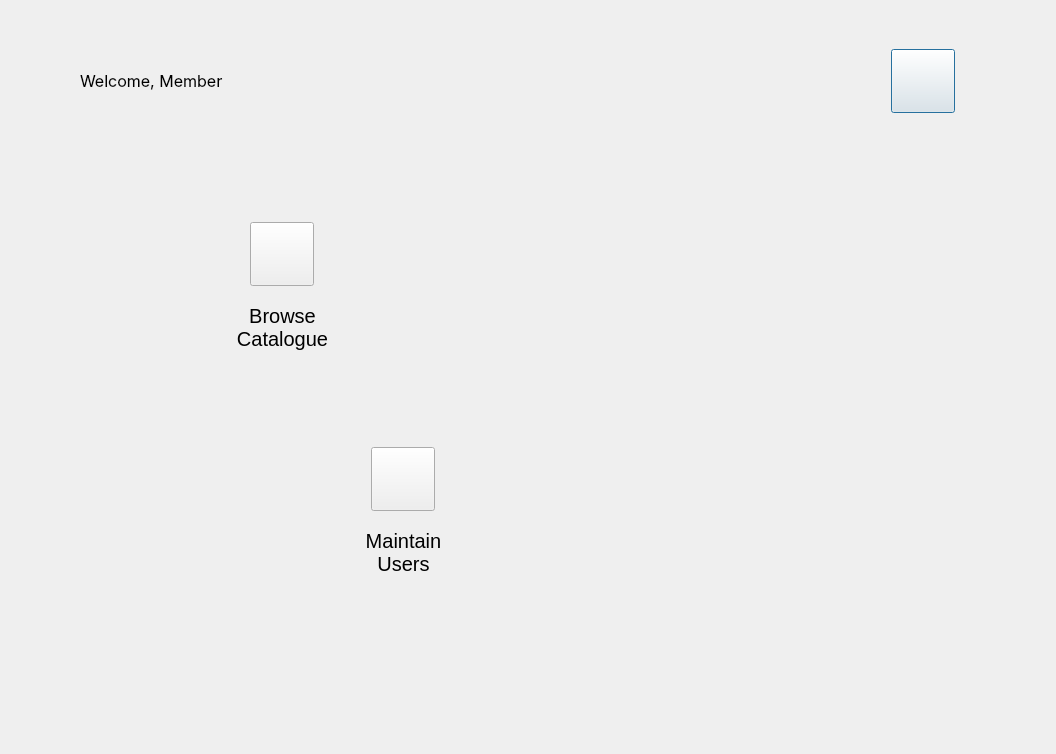
Before: the Qt Designer form mainscreen.ui in LanaYoobee/LIS, drawn with Qt 5.
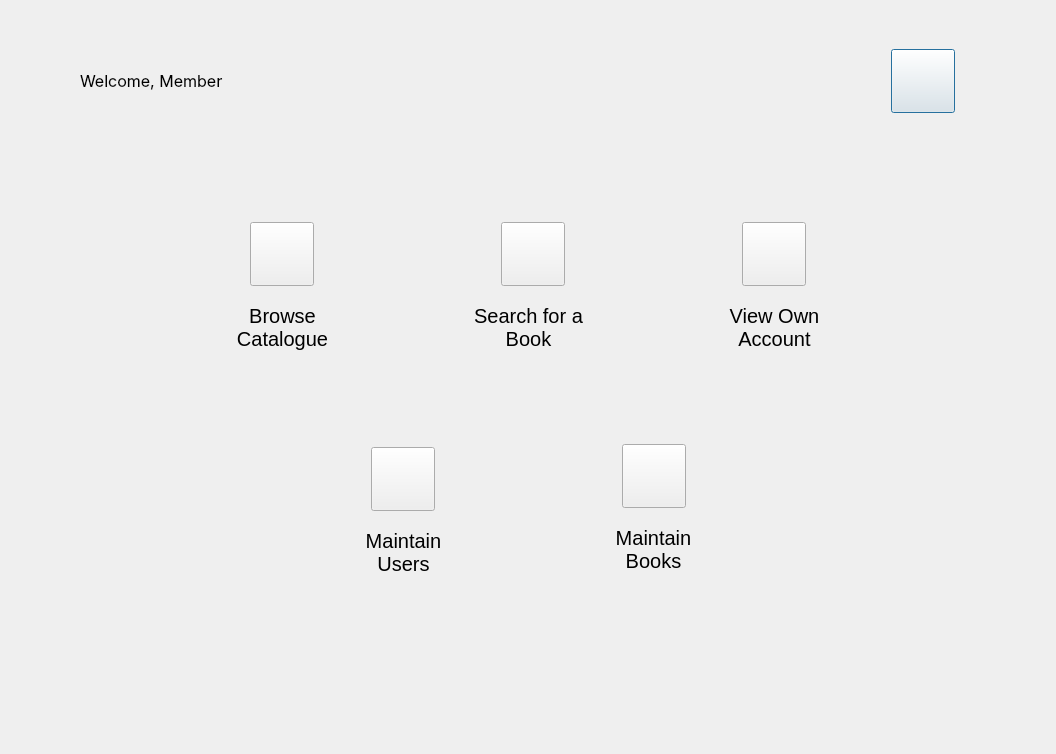
After: the same form once the commit is applied. Icons and pictures are not drawn.

Commit message: added main buttons to the main screen

The edit to the form file:
```diff
--- a/mainscreen.ui
+++ b/mainscreen.ui
@@ -154,6 +154,147 @@
     <bool>true</bool>
    </property>
   </widget>
+  <widget class="QPushButton" name="searchBookButton">
+   <property name="geometry">
+    <rect>
+     <x>501</x>
+     <y>222</y>
+     <width>64</width>
+     <height>64</height>
+    </rect>
+   </property>
+   <property name="text">
+    <string/>
+   </property>
+   <property name="icon">
+    <iconset resource="resources.qrc">
+     <normaloff>:/images/images/icons8-search-property-64.png</normaloff>:/images/images/icons8-search-property-64.png</iconset>
+   </property>
+   <property name="iconSize">
+    <size>
+     <width>64</width>
+     <height>64</height>
+    </size>
+   </property>
+  </widget>
+  <widget class="QPushButton" name="maintainBooksButton">
+   <property name="geometry">
+    <rect>
+     <x>622</x>
+     <y>444</y>
+     <width>64</width>
+     <height>64</height>
+    </rect>
+   </property>
+   <property name="text">
+    <string/>
+   </property>
+   <property name="icon">
+    <iconset resource="resources.qrc">
+     <normaloff>:/images/images/icons8-books-64.png</normaloff>:/images/images/icons8-books-64.png</iconset>
+   </property>
+   <property name="iconSize">
+    <size>
+     <width>64</width>
+     <height>64</height>
+    </size>
+   </property>
+  </widget>
+  <widget class="QPushButton" name="viewOwnAccountButton">
+   <property name="geometry">
+    <rect>
+     <x>742</x>
+     <y>222</y>
+     <width>64</width>
+     <height>64</height>
+    </rect>
+   </property>
+   <property name="text">
+    <string/>
+   </property>
+   <property name="icon">
+    <iconset resource="resources.qrc">
+     <normaloff>:/images/images/icons8-edit-profile-64.png</normaloff>:/images/images/icons8-edit-profile-64.png</iconset>
+   </property>
+   <property name="iconSize">
+    <size>
+     <width>64</width>
+     <height>64</height>
+    </size>
+   </property>
+  </widget>
+  <widget class="QLabel" name="maintainBooksLabel">
+   <property name="geometry">
+    <rect>
+     <x>593</x>
+     <y>520</y>
+     <width>121</width>
+     <height>58</height>
+    </rect>
+   </property>
+   <property name="font">
+    <font>
+     <pointsize>15</pointsize>
+    </font>
+   </property>
+   <property name="text">
+    <string>Maintain Books</string>
+   </property>
+   <property name="alignment">
+    <set>Qt::AlignCenter</set>
+   </property>
+   <property name="wordWrap">
+    <bool>true</bool>
+   </property>
+  </widget>
+  <widget class="QLabel" name="viewOwnAccountLabel">
+   <property name="geometry">
+    <rect>
+     <x>714</x>
+     <y>298</y>
+     <width>121</width>
+     <height>58</height>
+    </rect>
+   </property>
+   <property name="font">
+    <font>
+     <pointsize>15</pointsize>
+    </font>
+   </property>
+   <property name="text">
+    <string>View Own Account</string>
+   </property>
+   <property name="alignment">
+    <set>Qt::AlignCenter</set>
+   </property>
+   <property name="wordWrap">
+    <bool>true</bool>
+   </property>
+  </widget>
+  <widget class="QLabel" name="searchBookLabel">
+   <property name="geometry">
+    <rect>
+     <x>468</x>
+     <y>298</y>
+     <width>121</width>
+     <height>58</height>
+    </rect>
+   </property>
+   <property name="font">
+    <font>
+     <pointsize>15</pointsize>
+    </font>
+   </property>
+   <property name="text">
+    <string>Search for a Book</string>
+   </property>
+   <property name="alignment">
+    <set>Qt::AlignCenter</set>
+   </property>
+   <property name="wordWrap">
+    <bool>true</bool>
+   </property>
+  </widget>
  </widget>
  <resources>
   <include location="resources.qrc"/>
```
The commit also changes 3 other files.
